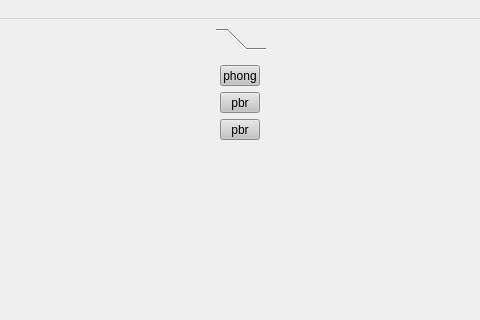
This is gui/ui/MainWindow.ui in AbdelrhmanIbrahim/rendering as Qt 5 draws it before an edit; both pictures show x 159 to 639 and y 0 to 320 of the 800 by 600 pixel window. The edited form follows.
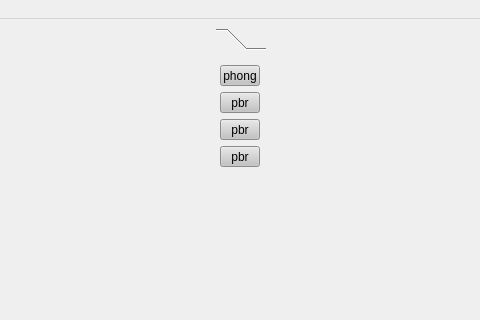
This is the edited form. Icons and pictures are not drawn.

Commit message: add hiddenline mode to ui, add material to imported stl

Patch:
```diff
--- a/gui/ui/MainWindow.ui
+++ b/gui/ui/MainWindow.ui
@@ -154,6 +154,41 @@
           </property>
          </widget>
         </item>
+        <item>
+         <widget class="QToolButton" name="toolButtonHiddenline">
+          <property name="sizePolicy">
+           <sizepolicy hsizetype="Preferred" vsizetype="Fixed">
+            <horstretch>0</horstretch>
+            <verstretch>0</verstretch>
+           </sizepolicy>
+          </property>
+          <property name="maximumSize">
+           <size>
+            <width>40</width>
+            <height>40</height>
+           </size>
+          </property>
+          <property name="toolTip">
+           <string>hiddenline</string>
+          </property>
+          <property name="styleSheet">
+           <string notr="true">background-color: rgba(195, 195, 195, 255);</string>
+          </property>
+          <property name="text">
+           <string>pbr</string>
+          </property>
+          <property name="icon">
+           <iconset resource="ui.qrc">
+            <normaloff>:/icons/hiddenline.png</normaloff>:/icons/hiddenline.png</iconset>
+          </property>
+          <property name="iconSize">
+           <size>
+            <width>40</width>
+            <height>40</height>
+           </size>
+          </property>
+         </widget>
+        </item>
         <item>
          <spacer name="verticalSpacer">
           <property name="orientation">
```
Left out of the diff: 19 changed lines with no effect on the pictures. The commit also changes 7 other files.
